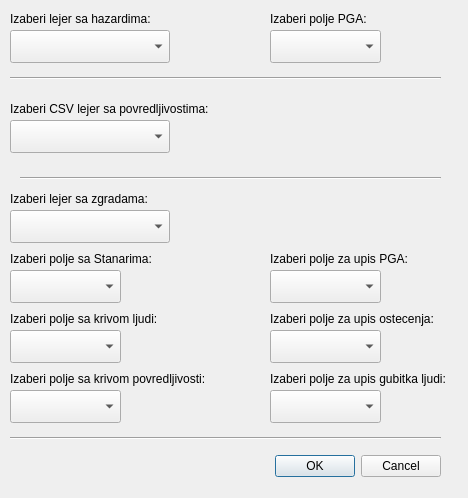
Old version of the form ZRisk/z_risk_dialog_base.ui in the repository nempau/ZRisk.
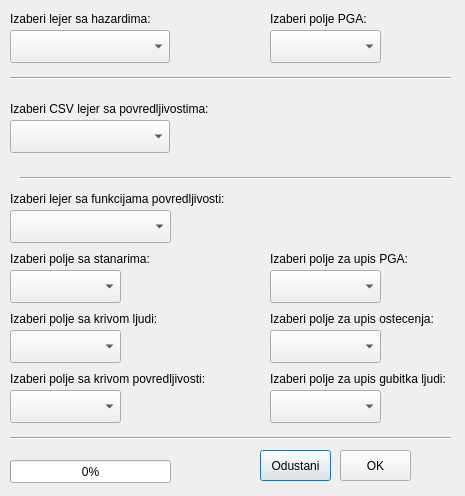
New version of the form. Custom widgets are drawn as their Qt base class.

Commit message: ZRisk V1.1 --- Ubačen progress bar

Patch:
```diff
--- a/ZRisk/z_risk_dialog_base.ui
+++ b/ZRisk/z_risk_dialog_base.ui
@@ -6,29 +6,31 @@
    <rect>
     <x>0</x>
     <y>0</y>
-    <width>468</width>
-    <height>498</height>
+    <width>465</width>
+    <height>496</height>
    </rect>
   </property>
+  <property name="minimumSize">
+   <size>
+    <width>465</width>
+    <height>496</height>
+   </size>
+  </property>
+  <property name="maximumSize">
+   <size>
+    <width>465</width>
+    <height>496</height>
+   </size>
+  </property>
   <property name="windowTitle">
    <string>ZRisk</string>
   </property>
-  <widget class="QDialogButtonBox" name="button_box">
-   <property name="geometry">
-    <rect>
-     <x>260</x>
-     <y>450</y>
-     <width>181</width>
-     <height>32</height>
-    </rect>
-   </property>
-   <property name="orientation">
-    <enum>Qt::Horizontal</enum>
-   </property>
-   <property name="standardButtons">
-    <set>QDialogButtonBox::Cancel|QDialogButtonBox::Ok</set>
-   </property>
-  </widget>
+  <property name="sizeGripEnabled">
+   <bool>false</bool>
+  </property>
+  <property name="modal">
+   <bool>false</bool>
+  </property>
   <widget class="QgsFieldComboBox" name="mFieldComboBoxHPGA">
    <property name="geometry">
     <rect>
@@ -103,7 +105,7 @@
     <rect>
      <x>10</x>
      <y>210</y>
-     <width>160</width>
+     <width>161</width>
      <height>33</height>
     </rect>
    </property>
@@ -113,12 +115,12 @@
     <rect>
      <x>10</x>
      <y>190</y>
-     <width>161</width>
+     <width>241</width>
      <height>17</height>
     </rect>
    </property>
    <property name="text">
-    <string>Izaberi lejer sa zgradama:</string>
+    <string>Izaberi lejer sa funkcijama povredljivosti:</string>
    </property>
   </widget>
   <widget class="QgsFieldComboBox" name="mFieldComboBoxZPGA">
@@ -136,7 +138,7 @@
     <rect>
      <x>10</x>
      <y>70</y>
-     <width>431</width>
+     <width>441</width>
      <height>16</height>
     </rect>
    </property>
@@ -149,7 +151,7 @@
     <rect>
      <x>20</x>
      <y>170</y>
-     <width>421</width>
+     <width>431</width>
      <height>16</height>
     </rect>
    </property>
@@ -221,7 +223,7 @@
     <rect>
      <x>10</x>
      <y>430</y>
-     <width>431</width>
+     <width>441</width>
      <height>16</height>
     </rect>
    </property>
@@ -249,7 +251,7 @@
     </rect>
    </property>
    <property name="text">
-    <string>Izaberi polje sa Stanarima:</string>
+    <string>Izaberi polje sa stanarima:</string>
    </property>
   </widget>
   <widget class="QgsFieldComboBox" name="mFieldComboBoxKljudi">
@@ -298,6 +300,45 @@
     <string>Izaberi polje sa krivom povredljivosti:</string>
    </property>
   </widget>
+  <widget class="QProgressBar" name="progressBar">
+   <property name="geometry">
+    <rect>
+     <x>10</x>
+     <y>460</y>
+     <width>161</width>
+     <height>23</height>
+    </rect>
+   </property>
+   <property name="value">
+    <number>0</number>
+   </property>
+  </widget>
+  <widget class="QPushButton" name="pushButtonOdustani">
+   <property name="geometry">
+    <rect>
+     <x>260</x>
+     <y>450</y>
+     <width>71</width>
+     <height>31</height>
+    </rect>
+   </property>
+   <property name="text">
+    <string>Odustani</string>
+   </property>
+  </widget>
+  <widget class="QPushButton" name="pushButtonOK">
+   <property name="geometry">
+    <rect>
+     <x>340</x>
+     <y>450</y>
+     <width>71</width>
+     <height>31</height>
+    </rect>
+   </property>
+   <property name="text">
+    <string>OK</string>
+   </property>
+  </widget>
  </widget>
  <customwidgets>
   <customwidget>
```
Left out of the diff: 35 changed lines with no effect on the pictures. The commit also changes 2 other files.
